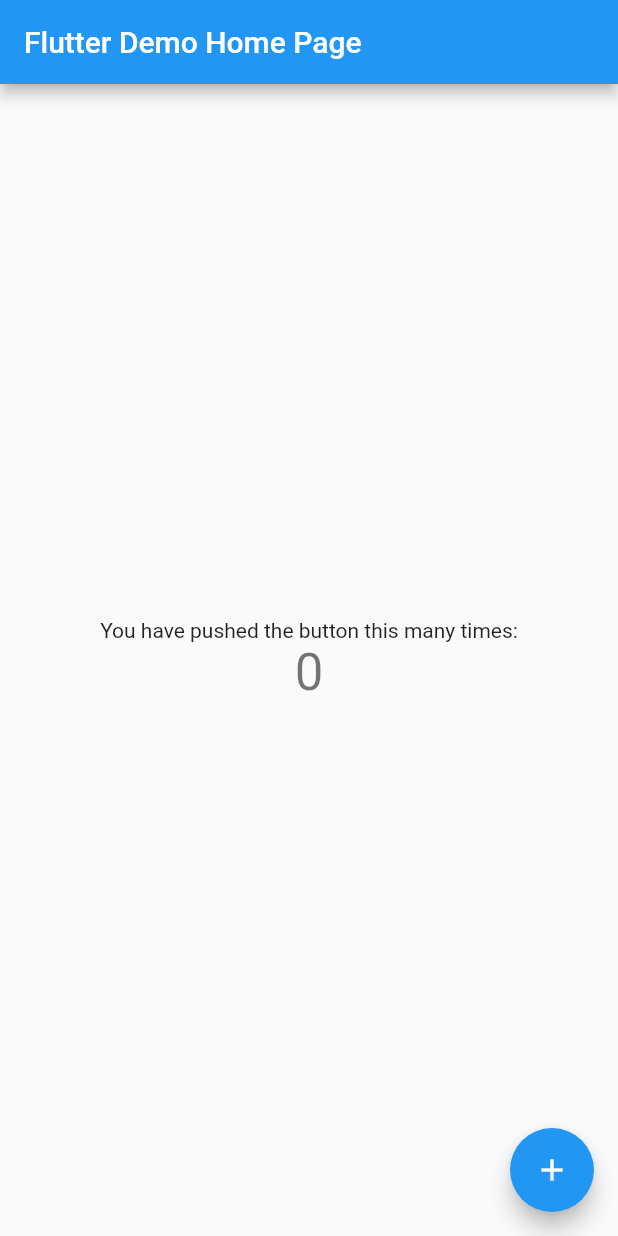
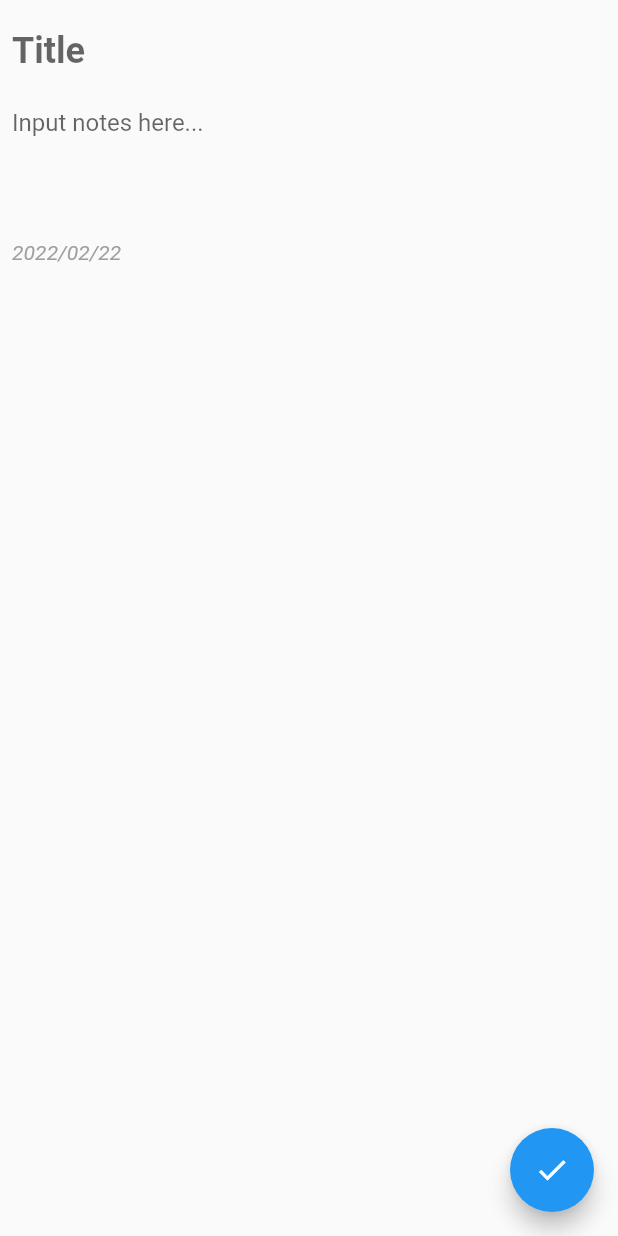
Before and after one commit to gthiodores/final_flutter_pemula, a Flutter app: the screen it shows after launch, on a phone screen of 412 x 824 dp. Run offline on Flutter 3.47's test engine with Material 2 defaults, Android fonts, the phone set to English and light mode, and no system bars.

Commit message:
[Feature] Added detail_screen.dart and notes.dart model

```diff
--- a/lib/main.dart
+++ b/lib/main.dart
@@ -1,8 +1,8 @@
+import 'package:final_flutter_pemula/models/notes.dart';
+import 'package:final_flutter_pemula/screens/detail_screen/detail_screen.dart';
 import 'package:flutter/material.dart';
 
-void main() {
-  runApp(const MyApp());
-}
+void main() => runApp(const MyApp());
 
 class MyApp extends StatelessWidget {
   const MyApp({Key? key}) : super(key: key);
@@ -13,33 +13,17 @@ class MyApp extends StatelessWidget {
     return MaterialApp(
       title: 'Flutter Demo',
       theme: ThemeData(
-        // This is the theme of your application.
-        //
-        // Try running your application with "flutter run". You'll see the
-        // application has a blue toolbar. Then, without quitting the app, try
-        // changing the primarySwatch below to Colors.green and then invoke
-        // "hot reload" (press "r" in the console where you ran "flutter run",
-        // or simply save your changes to "hot reload" in a Flutter IDE).
-        // Notice that the counter didn't reset back to zero; the application
-        // is not restarted.
         primarySwatch: Colors.blue,
       ),
-      home: const MyHomePage(title: 'Flutter Demo Home Page'),
+      home: DetailScreen(
+          note: Notes(id: 1, lastEdit: DateTime.now().millisecondsSinceEpoch),
+      ),
     );
   }
 }
 
 class MyHomePage extends StatefulWidget {
   const MyHomePage({Key? key, required this.title}) : super(key: key);
-
-  // This widget is the home page of your application. It is stateful, meaning
-  // that it has a State object (defined below) that contains fields that affect
-  // how it looks.
-
-  // This class is the configuration for the state. It holds the values (in this
-  // case the title) provided by the parent (in this case the App widget) and
-  // used by the build method of the State. Fields in a Widget subclass are
-  // always marked "final".
 
   final String title;
 
@@ -52,47 +36,16 @@ class _MyHomePageState extends State<MyHomePage> {
 
   void _incrementCounter() {
     setState(() {
-      // This call to setState tells the Flutter framework that something has
-      // changed in this State, which causes it to rerun the build method below
-      // so that the display can reflect the updated values. If we changed
-      // _counter without calling setState(), then the build method would not be
-      // called again, and so nothing would appear to happen.
       _counter++;
     });
   }
 
   @override
   Widget build(BuildContext context) {
-    // This method is rerun every time setState is called, for instance as done
-    // by the _incrementCounter method above.
-    //
-    // The Flutter framework has been optimized to make rerunning build methods
-    // fast, so that you can just rebuild anything that needs updating rather
-    // than having to individually change instances of widgets.
     return Scaffold(
-      appBar: AppBar(
-        // Here we take the value from the MyHomePage object that was created by
-        // the App.build method, and use it to set our appbar title.
-        title: Text(widget.title),
-      ),
+      appBar: AppBar(title: Text(widget.title)),
       body: Center(
-        // Center is a layout widget. It takes a single child and positions it
-        // in the middle of the parent.
         child: Column(
-          // Column is also a layout widget. It takes a list of children and
-          // arranges them vertically. By default, it sizes itself to fit its
-          // children horizontally, and tries to be as tall as its parent.
-          //
-          // Invoke "debug painting" (press "p" in the console, choose the
-          // "Toggle Debug Paint" action from the Flutter Inspector in Android
-          // Studio, or the "Toggle Debug Paint" command in Visual Studio Code)
-          // to see the wireframe for each widget.
-          //
-          // Column has various properties to control how it sizes itself and
-          // how it positions its children. Here we use mainAxisAlignment to
-          // center the children vertically; the main axis here is the vertical
-          // axis because Columns are vertical (the cross axis would be
-          // horizontal).
           mainAxisAlignment: MainAxisAlignment.center,
           children: <Widget>[
             const Text(
--- /dev/null
+++ b/lib/models/notes.dart
@@ -0,0 +1,13 @@
+class Notes {
+  int id;
+  String title;
+  String body;
+  int lastEdit;
+
+  Notes({
+    required this.id,
+    this.title = "",
+    this.body = "",
+    this.lastEdit = 0,
+  });
+}
--- /dev/null
+++ b/lib/screens/detail_screen/detail_screen.dart
@@ -0,0 +1,92 @@
+import 'package:final_flutter_pemula/models/notes.dart';
+import 'package:flutter/material.dart';
+import 'package:intl/intl.dart';
+
+class DetailScreen extends StatefulWidget {
+  final Notes note;
+
+  const DetailScreen({
+    Key? key,
+    required this.note,
+  }) : super(key: key);
+
+  @override
+  State<DetailScreen> createState() => _DetailScreenState();
+}
+
+class _DetailScreenState extends State<DetailScreen> {
+  final _textControllerTitle = TextEditingController();
+  final _textControllerBody = TextEditingController();
+
+  void _onConfirmed() {
+    widget.note
+      ..body = _textControllerBody.value.text
+      ..title = _textControllerTitle.value.text;
+  }
+
+  @override
+  void dispose() {
+    _textControllerBody.dispose();
+    _textControllerTitle.dispose();
+    super.dispose();
+  }
+
+  @override
+  Widget build(BuildContext context) {
+    return Scaffold(
+      floatingActionButton: FloatingActionButton(
+        onPressed: _onConfirmed,
+        child: const Icon(Icons.check),
+      ),
+      body: SafeArea(
+        child: Padding(
+          padding: const EdgeInsets.all(8.0),
+          child: Column(
+            crossAxisAlignment: CrossAxisAlignment.end,
+            children: [
+              Expanded(
+                child: SingleChildScrollView(
+                  scrollDirection: Axis.vertical,
+                  child: Column(
+                    crossAxisAlignment: CrossAxisAlignment.start,
+                    children: [
+                      TextFormField(
+                        controller: _textControllerTitle,
+                        minLines: 1,
+                        maxLines: 2,
+                        style: const TextStyle(
+                          fontSize: 24,
+                          fontWeight: FontWeight.bold,
+                        ),
+                        decoration: const InputDecoration(
+                            hintText: "Title", border: InputBorder.none),
+                      ),
+                      TextField(
+                        controller: _textControllerBody,
+                        minLines: 4,
+                        maxLines: 32,
+                        decoration: const InputDecoration(
+                          border: InputBorder.none,
+                          hintText: "Input notes here...",
+                        ),
+                      ),
+                      Text(
+                        DateFormat("yyyy/MM/dd").format(
+                            DateTime.fromMillisecondsSinceEpoch(
+                                widget.note.lastEdit)),
+                        style: const TextStyle(
+                          color: Colors.grey,
+                          fontStyle: FontStyle.italic,
+                        ),
+                      )
+                    ],
+                  ),
+                ),
+              ),
+            ],
+          ),
+        ),
+      ),
+    );
+  }
+}
--- a/pubspec.yaml
+++ b/pubspec.yaml
@@ -34,6 +34,7 @@ dependencies:
   # The following adds the Cupertino Icons font to your application.
   # Use with the CupertinoIcons class for iOS style icons.
   cupertino_icons: ^1.0.2
+  intl: ^0.17.0
 
 dev_dependencies:
   flutter_test:
```
Also changed, not shown: pubspec.lock.
